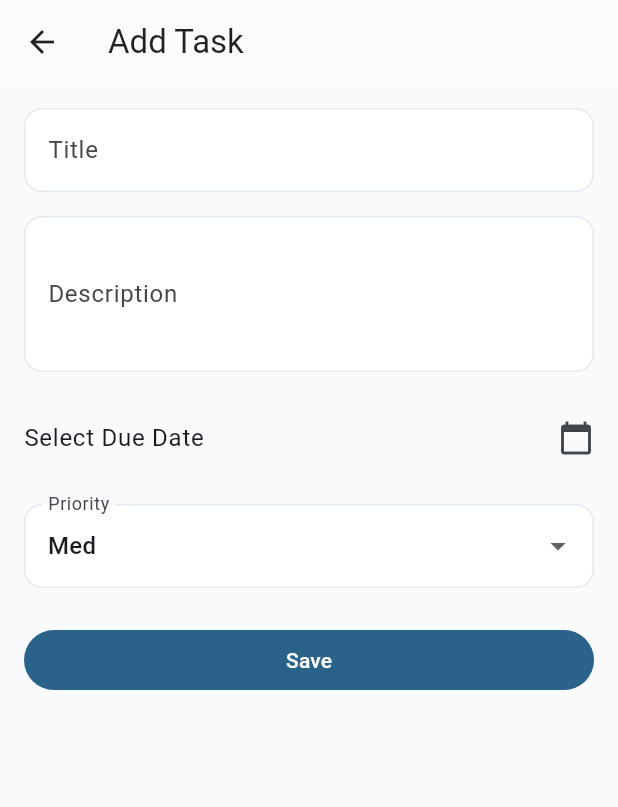
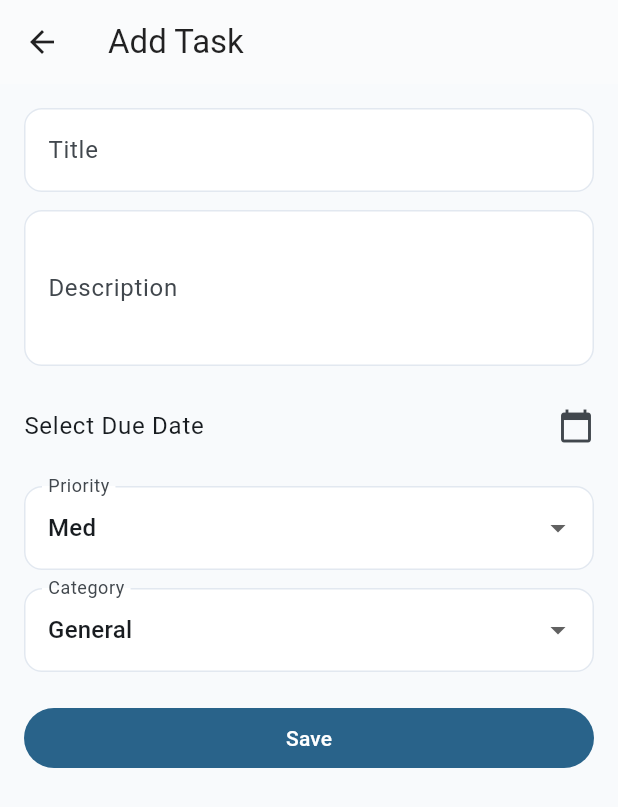
Before and after one commit to Sujin14/todo_app, a Flutter app: the TaskListScreen screen opened directly, after a tap on the "add" icon, on a phone screen of 412 x 824 dp. Shown: the top 807 px of the screen. Run offline on Flutter 3.47's test engine with Material 3 defaults, Android fonts, the phone set to English and light mode, and no system bars; our stand-ins replace cloud_firestore, firebase_auth, firebase_core, shimmer; accounts and stored records are empty.

Commit message:
fix: fixed the issue in displaying completed tasks, add filter option and shimmer effect for the loading

```diff
--- a/lib/models/task.dart
+++ b/lib/models/task.dart
@@ -12,6 +12,8 @@ class Task {
   /// New normalized status: 'todo' | 'pending' | 'completed'
   final String status;
   final String priority;
+  /// New categories/tags: e.g., 'Work', 'Personal', 'Study'
+  final String category;
 
   const Task({
     this.id = '',
@@ -21,11 +23,11 @@ class Task {
     this.isCompleted = false,
     this.status = 'todo',
     this.priority = 'Med',
+    this.category = 'General',
   });
 
   factory Task.fromFirestore(DocumentSnapshot doc) {
     final data = doc.data() as Map<String, dynamic>? ?? {};
-    // Prefer 'status'; fallback to old 'isCompleted'
     final rawStatus = (data['status'] as String?)?.toLowerCase();
     final bool legacyCompleted = data['isCompleted'] as bool? ?? false;
     final status = switch (rawStatus) {
@@ -42,6 +44,7 @@ class Task {
       isCompleted: data['isCompleted'] as bool? ?? (status == 'completed'),
       status: status,
       priority: data['priority'] as String? ?? 'Med',
+      category: data['category'] as String? ?? 'General',
     );
   }
 
@@ -49,10 +52,10 @@ class Task {
         'title': title,
         'description': description,
         'dueDate': dueDate,
-        // Keep legacy field updated; write the normalized status too.
         'isCompleted': status == 'completed',
         'status': status,
         'priority': priority,
+        'category': category,
       };
 
   Task copyWith({
@@ -63,6 +66,7 @@ class Task {
     bool? isCompleted,
     String? status,
     String? priority,
+    String? category,
   }) {
     final nextStatus = status ?? this.status;
     return Task(
@@ -73,6 +77,7 @@ class Task {
       isCompleted: isCompleted ?? (nextStatus == 'completed'),
       status: nextStatus,
       priority: priority ?? this.priority,
+      category: category ?? this.category,
     );
   }
 }
--- a/lib/view/add_edit_task_screen.dart
+++ b/lib/view/add_edit_task_screen.dart
@@ -4,139 +4,137 @@ import 'package:provider/provider.dart';
 import '../models/task.dart';
 import '../viewmodels/task_viewmodel.dart';
 
-class AddEditTaskScreen extends StatelessWidget {
+class AddEditTaskScreen extends StatefulWidget {
   final Task? task;
   const AddEditTaskScreen({super.key, this.task});
 
   @override
-  Widget build(BuildContext context) {
-    return Scaffold(
-      appBar: AppBar(title: Text(task == null ? 'Add Task' : 'Edit Task')),
-      body: _AddEditForm(task: task),
-    );
-  }
+  State<AddEditTaskScreen> createState() => _AddEditTaskScreenState();
 }
 
-class _AddEditForm extends StatefulWidget {
-  final Task? task;
-  const _AddEditForm({this.task});
-
-  @override
-  State<_AddEditForm> createState() => _AddEditFormState();
-}
-
-class _AddEditFormState extends State<_AddEditForm> {
+class _AddEditTaskScreenState extends State<AddEditTaskScreen> {
   final _formKey = GlobalKey<FormState>();
-  late TextEditingController _titleController;
-  late TextEditingController _descController;
+  late final TextEditingController _titleCtrl;
+  late final TextEditingController _descCtrl;
   DateTime? _dueDate;
   String _priority = 'Med';
+  String _category = 'General';
 
   @override
   void initState() {
     super.initState();
-    _titleController = TextEditingController(text: widget.task?.title ?? '');
-    _descController = TextEditingController(text: widget.task?.description ?? '');
+    _titleCtrl = TextEditingController(text: widget.task?.title ?? '');
+    _descCtrl = TextEditingController(text: widget.task?.description ?? '');
     _dueDate = widget.task?.dueDate;
     _priority = widget.task?.priority ?? 'Med';
+    _category = widget.task?.category ?? 'General';
   }
 
   @override
   void dispose() {
-    _titleController.dispose();
-    _descController.dispose();
+    _titleCtrl.dispose();
+    _descCtrl.dispose();
     super.dispose();
+  }
+
+  bool get _isPastDue {
+    final d = widget.task?.dueDate;
+    if (d == null) return false;
+    final now = DateTime.now();
+    return DateTime(now.year, now.month, now.day).isAfter(DateTime(d.year, d.month, d.day));
   }
 
   @override
   Widget build(BuildContext context) {
     final vm = Provider.of<TaskViewModel>(context, listen: false);
-
-    return SingleChildScrollView(
-      padding: const EdgeInsets.all(16.0),
-      child: Form(
-        key: _formKey,
-        child: Column(
-          crossAxisAlignment: CrossAxisAlignment.start,
-          children: [
+    return Scaffold(
+      appBar: AppBar(title: Text(widget.task == null ? 'Add Task' : 'Edit Task')),
+      body: SingleChildScrollView(
+        padding: const EdgeInsets.all(16),
+        child: Form(
+          key: _formKey,
+          child: Column(crossAxisAlignment: CrossAxisAlignment.start, children: [
             TextFormField(
-              controller: _titleController,
+              controller: _titleCtrl,
               decoration: const InputDecoration(labelText: 'Title', border: OutlineInputBorder()),
-              validator: (v) => (v == null || v.trim().isEmpty) ? 'Title is required' : null,
+              validator: (v) => (v == null || v.trim().isEmpty) ? 'Title required' : null,
             ),
-            const SizedBox(height: 16),
+            const SizedBox(height: 12),
             TextFormField(
-              controller: _descController,
+              controller: _descCtrl,
               decoration: const InputDecoration(labelText: 'Description', border: OutlineInputBorder()),
               maxLines: 3,
             ),
-            const SizedBox(height: 16),
+            const SizedBox(height: 12),
             ListTile(
               contentPadding: EdgeInsets.zero,
-              title: Text(
-                _dueDate == null ? 'Select Due Date' : DateFormat('MMM dd, yyyy').format(_dueDate!),
-              ),
+              title: Text(_dueDate == null ? 'Select Due Date' : DateFormat('MMM dd, yyyy').format(_dueDate!)),
               trailing: const Icon(Icons.calendar_today),
               onTap: () async {
                 final picked = await showDatePicker(
                   context: context,
                   initialDate: _dueDate ?? DateTime.now(),
-                  firstDate: DateTime.now(),
+                  firstDate: DateTime(2000),
                   lastDate: DateTime(2100),
                 );
                 if (picked != null) setState(() => _dueDate = picked);
               },
             ),
-            const SizedBox(height: 16),
+            const SizedBox(height: 12),
             DropdownButtonFormField<String>(
               value: _priority,
               decoration: const InputDecoration(labelText: 'Priority', border: OutlineInputBorder()),
-              items: const ['Low', 'Med', 'High']
-                  .map((p) => DropdownMenuItem(value: p, child: Text(p)))
-                  .toList(),
-              onChanged: (val) => setState(() => _priority = val ?? 'Med'),
+              items: const ['Low', 'Med', 'High'].map((p) => DropdownMenuItem(value: p, child: Text(p))).toList(),
+              onChanged: (v) => setState(() => _priority = v ?? 'Med'),
             ),
-            const SizedBox(height: 24),
+            const SizedBox(height: 12),
+            DropdownButtonFormField<String>(
+              value: _category,
+              decoration: const InputDecoration(labelText: 'Category', border: OutlineInputBorder()),
+              items: const ['General', 'Work', 'Personal', 'Study'].map((c) => DropdownMenuItem(value: c, child: Text(c))).toList(),
+              onChanged: (v) => setState(() => _category = v ?? 'General'),
+            ),
+            const SizedBox(height: 20),
             SizedBox(
               width: double.infinity,
               child: FilledButton(
                 onPressed: () async {
                   if (!_formKey.currentState!.validate()) return;
 
+                  // If editing and task is past due and not completed -> block save
+                  if (widget.task != null && _isPastDue && (widget.task!.status != 'completed')) {
+                    ScaffoldMessenger.of(context).showSnackBar(
+                      const SnackBar(content: Text('Cannot edit — task is past due')),
+                    );
+                    return;
+                  }
+
                   final newTask = (widget.task ?? const Task(title: ''))
                       .copyWith(
-                        title: _titleController.text.trim(),
-                        description: _descController.text.trim(),
+                        title: _titleCtrl.text.trim(),
+                        description: _descCtrl.text.trim(),
                         dueDate: _dueDate,
                         priority: _priority,
-                        status: widget.task?.status ?? 'todo',
+                        category: _category,
                       );
 
                   try {
                     if (widget.task == null) {
                       await vm.addTask(newTask);
-                      if (mounted) ScaffoldMessenger.of(context).showSnackBar(
-                        const SnackBar(content: Text('Task added')),
-                      );
+                      if (mounted) ScaffoldMessenger.of(context).showSnackBar(const SnackBar(content: Text('Task added')));
                     } else {
                       await vm.updateTask(newTask);
-                      if (mounted) ScaffoldMessenger.of(context).showSnackBar(
-                        const SnackBar(content: Text('Task updated')),
-                      );
+                      if (mounted) ScaffoldMessenger.of(context).showSnackBar(const SnackBar(content: Text('Task updated')));
                     }
-                    if (context.mounted) Navigator.pop(context);
+                    if (mounted) Navigator.pop(context);
                   } catch (e) {
-                    if (context.mounted) {
-                      ScaffoldMessenger.of(context).showSnackBar(
-                        SnackBar(content: Text('Error: $e')),
-                      );
-                    }
+                    if (mounted) ScaffoldMessenger.of(context).showSnackBar(SnackBar(content: Text('Error: $e')));
                   }
                 },
                 child: const Text('Save'),
               ),
             ),
-          ],
+          ]),
         ),
       ),
     );
--- a/lib/view/task_list_screen.dart
+++ b/lib/view/task_list_screen.dart
@@ -2,7 +2,9 @@ import 'package:flutter/material.dart';
 import 'package:provider/provider.dart';
 import '../models/task.dart';
 import '../viewmodels/task_viewmodel.dart';
-import '../widgets/task_tile.dart';
+import '../widgets/task_card.dart';
+import '../widgets/shimmer_task_card.dart';
+import '../widgets/search_filter_bar.dart';
 import 'add_edit_task_screen.dart';
 import 'settings_screen.dart';
 
@@ -15,23 +17,42 @@ class TaskListScreen extends StatefulWidget {
 
 class _TaskListScreenState extends State<TaskListScreen> with SingleTickerProviderStateMixin {
   late final TabController _tabController;
-  final TextEditingController _searchCtrl = TextEditingController();
-
   @override
   void initState() {
     super.initState();
     _tabController = TabController(length: 3, vsync: this);
-    _searchCtrl.addListener(() {
-      context.read<TaskViewModel>().setSearchQuery(_searchCtrl.text);
-      setState(() {}); // for suffix icon change
-    });
   }
 
   @override
   void dispose() {
     _tabController.dispose();
-    _searchCtrl.dispose();
     super.dispose();
+  }
+
+  Widget _buildList(List<Task> tasks, TaskViewModel vm) {
+    if (vm.isLoading) {
+      return ListView.builder(
+        physics: const AlwaysScrollableScrollPhysics(),
+        itemCount: 5,
+        itemBuilder: (_, __) => const ShimmerTaskCard(),
+      );
+    }
+    if (vm.isBusy) {
+      // show shimmer placeholders while busy (ops)
+      return ListView.builder(
+        physics: const AlwaysScrollableScrollPhysics(),
+        itemCount: 5,
+        itemBuilder: (_, __) => const ShimmerTaskCard(),
+      );
+    }
+    if (tasks.isEmpty) {
+      return const Center(child: Text('No tasks here'));
+    }
+    return ListView.builder(
+      physics: const AlwaysScrollableScrollPhysics(),
+      itemCount: tasks.length,
+      itemBuilder: (_, i) => TaskCard(task: tasks[i]),
+    );
   }
 
   @override
@@ -44,24 +65,17 @@ class _TaskListScreenState extends State<TaskListScreen> with SingleTickerProvid
         actions: [
           IconButton(
             icon: const Icon(Icons.person_outline),
-            onPressed: () => Navigator.push(
-              context,
-              MaterialPageRoute(builder: (_) => const SettingsScreen()),
-            ),
-          ),
+            onPressed: () => Navigator.push(context, MaterialPageRoute(builder: (_) => const SettingsScreen())),
+          )
         ],
-        bottom: TabBar(
-          controller: _tabController,
-          tabs: const [
-            Tab(text: 'To-do'),
-            Tab(text: 'Pending'),
-            Tab(text: 'Completed'),
-          ],
-        ),
+        bottom: TabBar(controller: _tabController, tabs: const [
+          Tab(text: 'To-do'),
+          Tab(text: 'Pending'),
+          Tab(text: 'Completed'),
+        ]),
       ),
       body: Column(
         children: [
-          // Progress moved to body with proper height
           Padding(
             padding: const EdgeInsets.symmetric(horizontal: 16, vertical: 12),
             child: Row(
@@ -80,65 +94,23 @@ class _TaskListScreenState extends State<TaskListScreen> with SingleTickerProvid
               ],
             ),
           ),
-          Padding(
-            padding: const EdgeInsets.fromLTRB(16, 0, 16, 8),
-            child: TextField(
-              controller: _searchCtrl,
-              decoration: InputDecoration(
-                hintText: 'Search tasks...',
-                border: const OutlineInputBorder(),
-                prefixIcon: const Icon(Icons.search),
-                suffixIcon: _searchCtrl.text.isEmpty
-                    ? null
-                    : IconButton(
-                        icon: const Icon(Icons.close),
-                        onPressed: () {
-                          _searchCtrl.clear();
-                          context.read<TaskViewModel>().clearSearch();
-                        },
-                      ),
-              ),
-            ),
-          ),
+          const SearchFilterBar(),
           Expanded(
             child: RefreshIndicator(
-              onRefresh: () async {
-                await context.read<TaskViewModel>().refresh();
-              },
-              child: TabBarView(
-                controller: _tabController,
-                children: [
-                  _buildTaskList(context, vm.todoTasks, vm.isLoading),
-                  _buildTaskList(context, vm.pendingTasks, vm.isLoading),
-                  _buildTaskList(context, vm.completedTasks, vm.isLoading),
-                ],
-              ),
+              onRefresh: () async => await vm.refresh(),
+              child: TabBarView(controller: _tabController, children: [
+                _buildList(vm.todoTasks, vm),
+                _buildList(vm.pendingTasks, vm),
+                _buildList(vm.completedTasks, vm),
+              ]),
             ),
           ),
         ],
       ),
       floatingActionButton: FloatingActionButton(
-        onPressed: () => Navigator.push(
-          context,
-          MaterialPageRoute(builder: (_) => const AddEditTaskScreen()),
-        ),
+        onPressed: () => Navigator.push(context, MaterialPageRoute(builder: (_) => const AddEditTaskScreen())),
         child: const Icon(Icons.add),
       ),
     );
   }
-
-  Widget _buildTaskList(BuildContext context, List<Task> tasks, bool isLoading) {
-    if (isLoading) {
-      return const Center(child: CircularProgressIndicator());
-    }
-    if (tasks.isEmpty) {
-      return const Center(child: Text('No tasks here'));
-    }
-    return ListView.separated(
-      physics: const AlwaysScrollableScrollPhysics(),
-      itemCount: tasks.length,
-      separatorBuilder: (_, __) => const Divider(height: 1),
-      itemBuilder: (_, i) => TaskTile(task: tasks[i]),
-    );
-  }
 }
--- /dev/null
+++ b/lib/widgets/search_filter_bar.dart
@@ -0,0 +1,103 @@
+import 'package:flutter/material.dart';
+import 'package:provider/provider.dart';
+import '../viewmodels/task_viewmodel.dart';
+
+class SearchFilterBar extends StatefulWidget {
+  const SearchFilterBar({super.key});
+  @override
+  State<SearchFilterBar> createState() => _SearchFilterBarState();
+}
+
+class _SearchFilterBarState extends State<SearchFilterBar> {
+  final TextEditingController _ctrl = TextEditingController();
+
+  @override
+  void initState() {
+    super.initState();
+    _ctrl.addListener(() {
+      context.read<TaskViewModel>().setSearchQuery(_ctrl.text);
+      setState(() {});
+    });
+  }
+
+  @override
+  void dispose() {
+    _ctrl.dispose();
+    super.dispose();
+  }
+
+  void _showFilterMenu() {
+    showModalBottomSheet(
+      context: context,
+      builder: (ctx) {
+        final vm = context.read<TaskViewModel>();
+        return SafeArea(
+          child: Wrap(
+            children: [
+              ListTile(
+                leading: const Icon(Icons.calendar_today),
+                title: const Text('Sort by Date'),
+                onTap: () {
+                  vm.setSortBy('dueDate');
+                  Navigator.pop(ctx);
+                },
+              ),
+              ListTile(
+                leading: const Icon(Icons.priority_high),
+                title: const Text('Sort by Priority'),
+                onTap: () {
+                  vm.setSortBy('priority');
+                  Navigator.pop(ctx);
+                },
+              ),
+              ListTile(
+                leading: const Icon(Icons.label),
+                title: const Text('Sort by Category'),
+                onTap: () {
+                  vm.setSortBy('category');
+                  Navigator.pop(ctx);
+                },
+              ),
+            ],
+          ),
+        );
+      },
+    );
+  }
+
+  @override
+  Widget build(BuildContext context) {
+    return Padding(
+      padding: const EdgeInsets.fromLTRB(16, 0, 16, 8),
+      child: Row(
+        children: [
+          Expanded(
+            child: TextField(
+              controller: _ctrl,
+              decoration: InputDecoration(
+                hintText: 'Search tasks (title, desc, category)...',
+                border: const OutlineInputBorder(),
+                prefixIcon: const Icon(Icons.search),
+                suffixIcon: _ctrl.text.isEmpty
+                    ? null
+                    : IconButton(
+                        icon: const Icon(Icons.close),
+                        onPressed: () {
+                          _ctrl.clear();
+                          context.read<TaskViewModel>().clearSearch();
+                        },
+                      ),
+              ),
+            ),
+          ),
+          const SizedBox(width: 8),
+          IconButton(
+            onPressed: _showFilterMenu,
+            icon: const Icon(Icons.filter_list),
+            tooltip: 'Sort / Filter',
+          ),
+        ],
+      ),
+    );
+  }
+}
--- /dev/null
+++ b/lib/widgets/shimmer_task_card.dart
@@ -0,0 +1,51 @@
+import 'package:flutter/material.dart';
+import 'package:shimmer/shimmer.dart';
+
+class ShimmerTaskCard extends StatelessWidget {
+  final double height;
+  const ShimmerTaskCard({super.key, this.height = 88});
+
+  @override
+  Widget build(BuildContext context) {
+    return Padding(
+      padding: const EdgeInsets.symmetric(horizontal: 12, vertical: 8),
+      child: Shimmer.fromColors(
+        baseColor: Colors.grey.shade300,
+        highlightColor: Colors.grey.shade100,
+        child: Material(
+          elevation: 2,
+          borderRadius: BorderRadius.circular(12),
+          child: Container(
+            height: height,
+            padding: const EdgeInsets.all(12),
+            decoration: BoxDecoration(
+              borderRadius: BorderRadius.circular(12),
+              color: Colors.white,
+            ),
+            child: Row(
+              children: [
+                Container(width: 8, height: double.infinity, color: Colors.grey.shade400),
+                const SizedBox(width: 12),
+                Expanded(
+                  child: Column(
+                    crossAxisAlignment: CrossAxisAlignment.start,
+                    mainAxisAlignment: MainAxisAlignment.center,
+                    children: [
+                      Container(height: 14, width: double.infinity, color: Colors.grey.shade400),
+                      const SizedBox(height: 8),
+                      Container(height: 12, width: 140, color: Colors.grey.shade400),
+                      const SizedBox(height: 8),
+                      Container(height: 12, width: 100, color: Colors.grey.shade400),
+                    ],
+                  ),
+                ),
+                const SizedBox(width: 12),
+                Container(width: 24, height: 24, color: Colors.grey.shade400),
+              ],
+            ),
+          ),
+        ),
+      ),
+    );
+  }
+}
```
Also changed, not shown: lib/viewmodels/task_viewmodel.dart (+56 -20 lines), lib/widgets/task_card.dart (added, +157 -0 lines), lib/widgets/task_tile.dart (deleted, +0 -110 lines), 1 other file.
